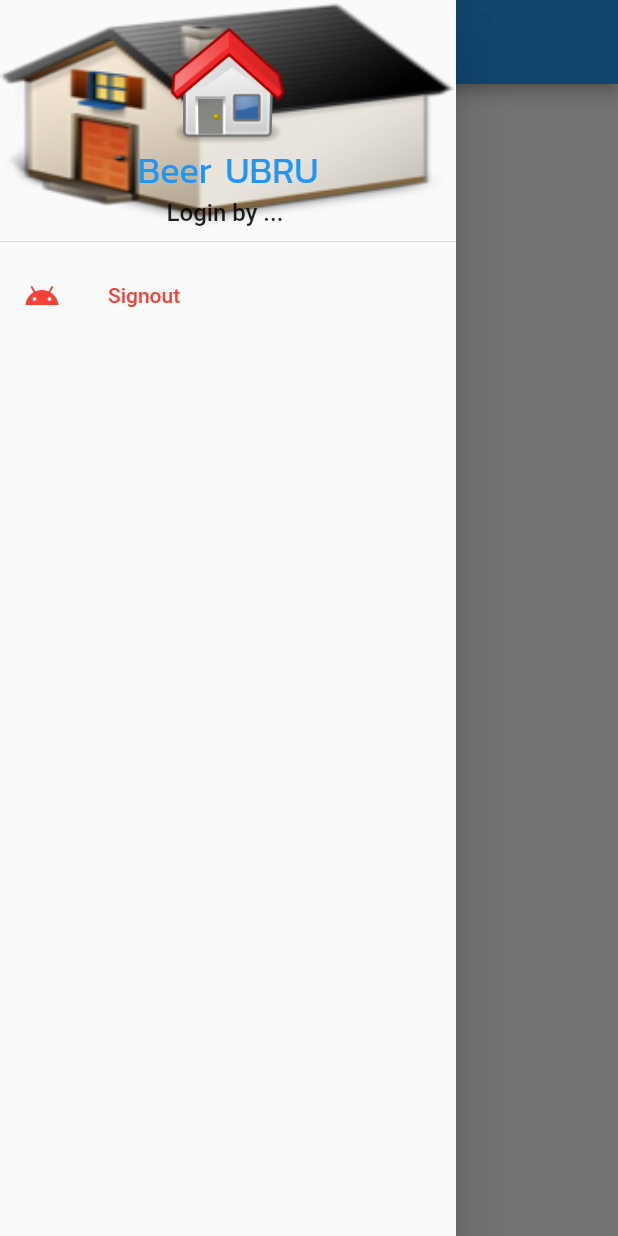
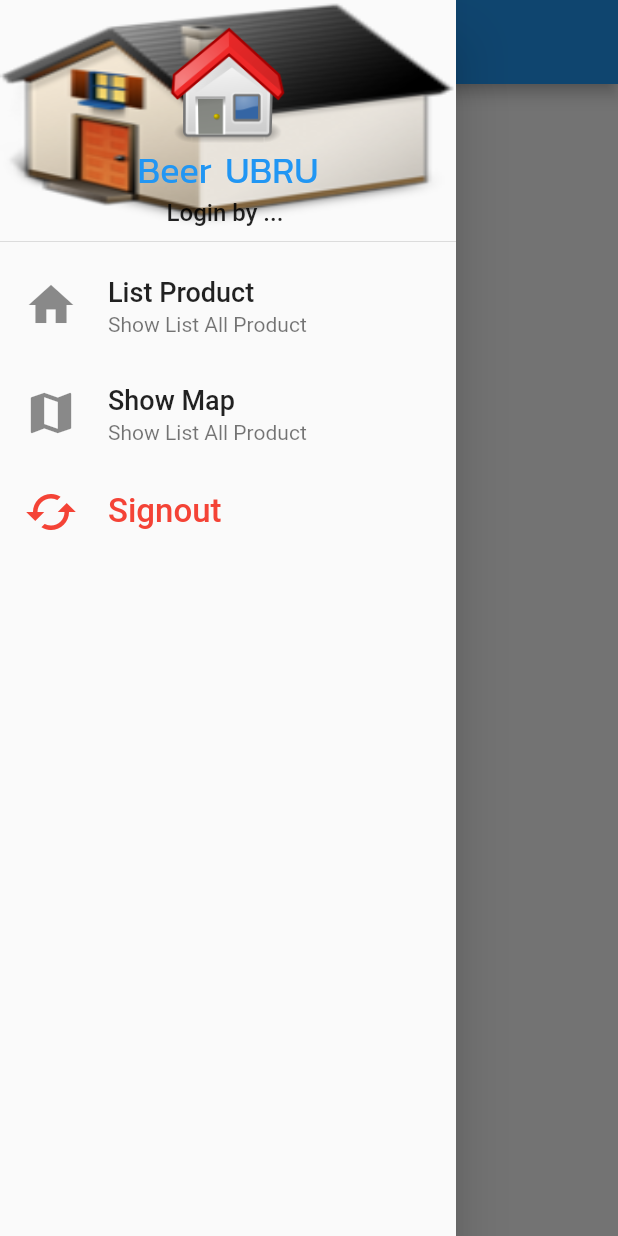
Before and after one commit to piyawatbeer/BEERUBRU, a Flutter app: the MyService screen opened directly, with the side drawer open, on a phone screen of 412 x 824 dp. Run offline on Flutter 3.47's test engine with Material 2 defaults, Android fonts, the phone set to English and light mode, and no system bars; our stand-ins replace cloud_firestore, firebase_auth; accounts and stored records are empty; network calls fail.

Commit message:
connect Firestore

```diff
--- /dev/null
+++ b/lib/screens/list_product.dart
@@ -0,0 +1,41 @@
+import 'dart:async';
+
+import 'package:flutter/material.dart';
+import 'package:cloud_firestore/cloud_firestore.dart';
+
+class ListProduct extends StatefulWidget {
+  @override
+  _ListProductState createState() => _ListProductState();
+}
+
+class _ListProductState extends State<ListProduct> {
+  // Explicit
+  // List<String> names = ['aa', 'bb', 'cc'];
+  List<DocumentSnapshot> snapshots;
+  //Method
+  @override
+  void initState() {
+    // TODO: implement initState
+    super.initState();
+    readFireStore();
+  }
+
+  Future<void> readFireStore() async {
+    Firestore firestore = Firestore.instance;
+    CollectionReference collectionReference = firestore.collection('Product');
+    StreamSubscription<QuerySnapshot> subscription =
+        await collectionReference.snapshots().listen((dataSnapshot) {
+      snapshots = dataSnapshot.documents;
+      for (var mySnapshot in snapshots) {
+        String name = mySnapshot.data['Name'];
+        print('name = $name');
+
+      }
+    });
+  }
+
+  @override
+  Widget build(BuildContext context) {
+    return Text('This is ListProduct');
+  }
+}
--- a/lib/screens/my_service.dart
+++ b/lib/screens/my_service.dart
@@ -1,4 +1,6 @@
 import 'package:beer_ubru/screens/home.dart';
+import 'package:beer_ubru/screens/list_product.dart';
+import 'package:beer_ubru/screens/show_map.dart';
 import 'package:firebase_auth/firebase_auth.dart';
 import 'package:flutter/material.dart';
 
@@ -11,6 +13,9 @@ class _MyServiceState extends State<MyService> {
   // Explicit
   String loginString = '';
   FirebaseAuth firebaseAuth = FirebaseAuth.instance;
+  double mySizeIcon = 36.0;
+  double h2 = 18.0;
+  Widget myWidget = ListProduct();
 
   // Method
 
@@ -20,25 +25,72 @@ class _MyServiceState extends State<MyService> {
     findDisplayName();
   }
 
+  Widget listProductMenu() {
+    return ListTile(
+      leading: Icon(
+        Icons.home,
+        size: mySizeIcon,
+      ),
+      title: Text(
+        'List Product',
+        style: TextStyle(fontSize: h2),
+      ),
+      subtitle: Text('Show List All Product'),
+      onTap: () {
+        setState(() {
+          myWidget = ListProduct();
+          Navigator.of(context).pop();
+        });
+      },
+    );
+  }
+
+  Widget mapMenu() {
+    return ListTile(
+      leading: Icon(
+        Icons.map,
+        size: mySizeIcon,
+      ),
+      title: Text(
+        'Show Map',
+        style: TextStyle(fontSize: h2),
+      ),
+      subtitle: Text('Show List All Product'),
+          onTap: () {
+        setState(() {
+          myWidget = ShowMap();
+          Navigator.of(context).pop();
+        });
+      },
+    );
+  }
+
   Widget signOutMenu() {
     return ListTile(
-      leading: Icon(Icons.android,color: Colors.red,),
+      leading: Icon(
+        Icons.cached,
+        size: mySizeIcon,
+        color: Colors.red,
+      ),
       title: Text(
         'Signout',
-        style: TextStyle(color: Colors.red),
+        style: TextStyle(
+          color: Colors.red,
+          fontSize: 22.0,
+        ),
       ),
       onTap: () {
         processSignOut();
       },
-
     );
   }
 
-Future<void> processSignOut() async {
+  Future<void> processSignOut() async {
     await firebaseAuth.signOut().then((response) {
       MaterialPageRoute materialPageRoute =
-        MaterialPageRoute(builder: (BuildContext) => Home());
-        Navigator.of(context).pushAndRemoveUntil(materialPageRoute, (Route<dynamic>route)=>false);
+          MaterialPageRoute(builder: (BuildContext) => Home());
+      Navigator.of(context).pushAndRemoveUntil(
+          materialPageRoute, (Route<dynamic> route) => false);
     });
   }
 
@@ -97,6 +149,8 @@ Future<void> processSignOut() async {
       child: ListView(
         children: <Widget>[
           myHeadDrawer(),
+          listProductMenu(),
+          mapMenu(),
           signOutMenu(),
         ],
       ),
@@ -109,7 +163,7 @@ Future<void> processSignOut() async {
       appBar: AppBar(
         title: Text('My Service'),
       ),
-      body: Text('body'),
+      body: myWidget,
       drawer: myDrewerMenu(),
     );
   }
--- a/pubspec.yaml
+++ b/pubspec.yaml
@@ -23,7 +23,8 @@ dependencies:
   # The following adds the Cupertino Icons font to your application.
   # Use with the CupertinoIcons class for iOS style icons.
   cupertino_icons: ^0.1.2
-  firebase_auth : ^0.14.0+3
+  firebase_auth: ^0.14.0+3
+  cloud_firestore: ^0.12.9+1
 
 dev_dependencies:
   flutter_test:
```
Also changed, not shown: lib/screens/authen.dart (+67 -0 lines), lib/screens/show_map.dart (added, +12 -0 lines), pubspec.lock, 1 other file.
